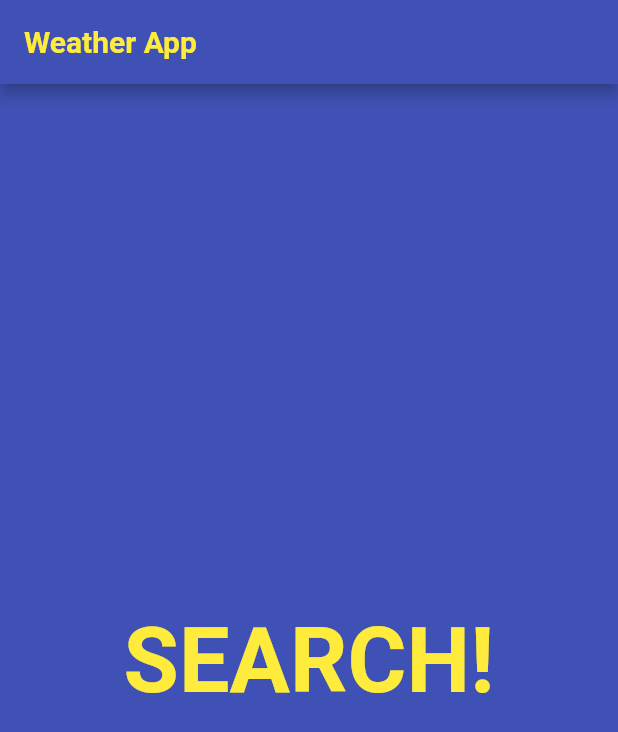
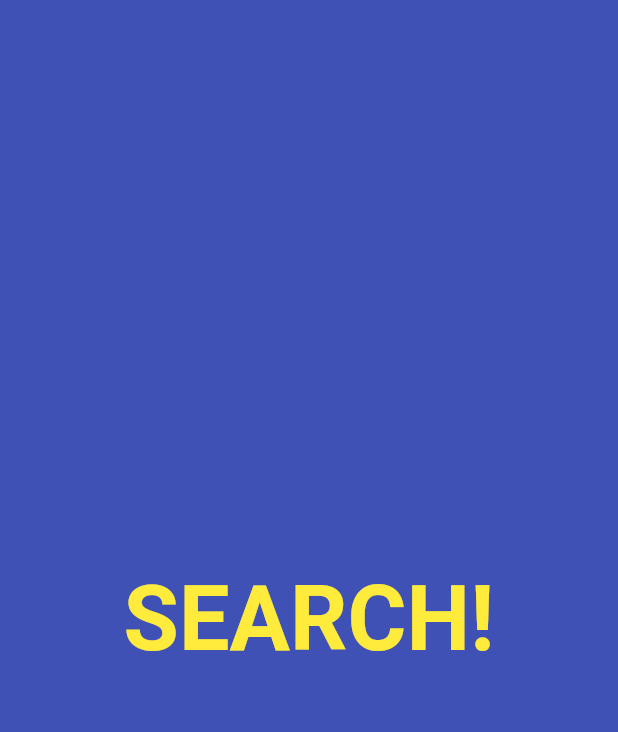
Before and after one commit to AegirAexx/flutter_weather_app, a Flutter app: the screen it shows after launch, swiped to page 3, on a phone screen of 412 x 824 dp. Shown: the top 732 px of the screen. Run offline on Flutter 3.47's test engine with Material 2 defaults, Android fonts, the phone set to English and light mode, and no system bars; our stand-ins replace location.

Commit message:
Refactor and added a license

```diff
--- a/lib/main.dart
+++ b/lib/main.dart
@@ -49,9 +49,9 @@ class MyAppState extends State<MyApp> {
       ),
       home: Scaffold(
         backgroundColor: Colors.indigo,
-        appBar: AppBar(
-          title: Text('Weather App', style: new TextStyle(color: Colors.yellow, fontWeight: FontWeight.bold),),
-        ),
+        // appBar: AppBar(
+        //   title: Text('Weather App', style: new TextStyle(color: Colors.yellow, fontWeight: FontWeight.bold),),
+        // ),
         body: PageView(
           controller: _pageController,
           children: <Widget>[
```
Also changed, not shown: 1 other file.
